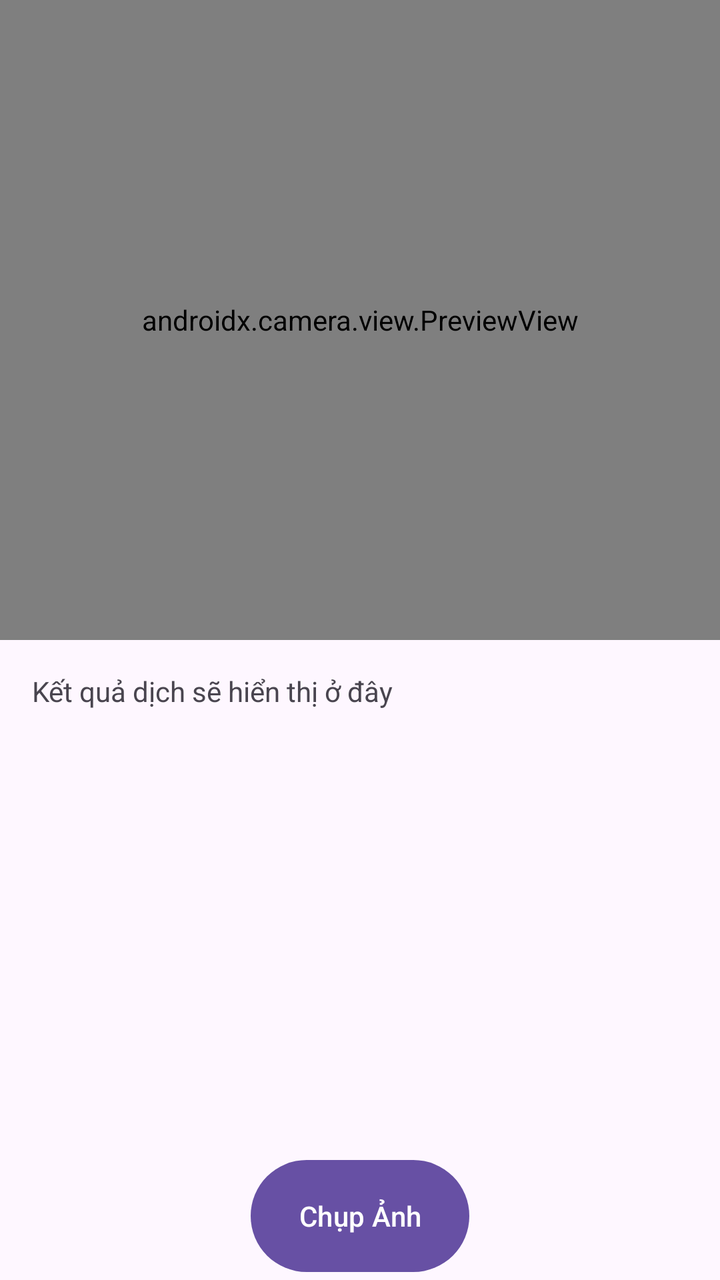
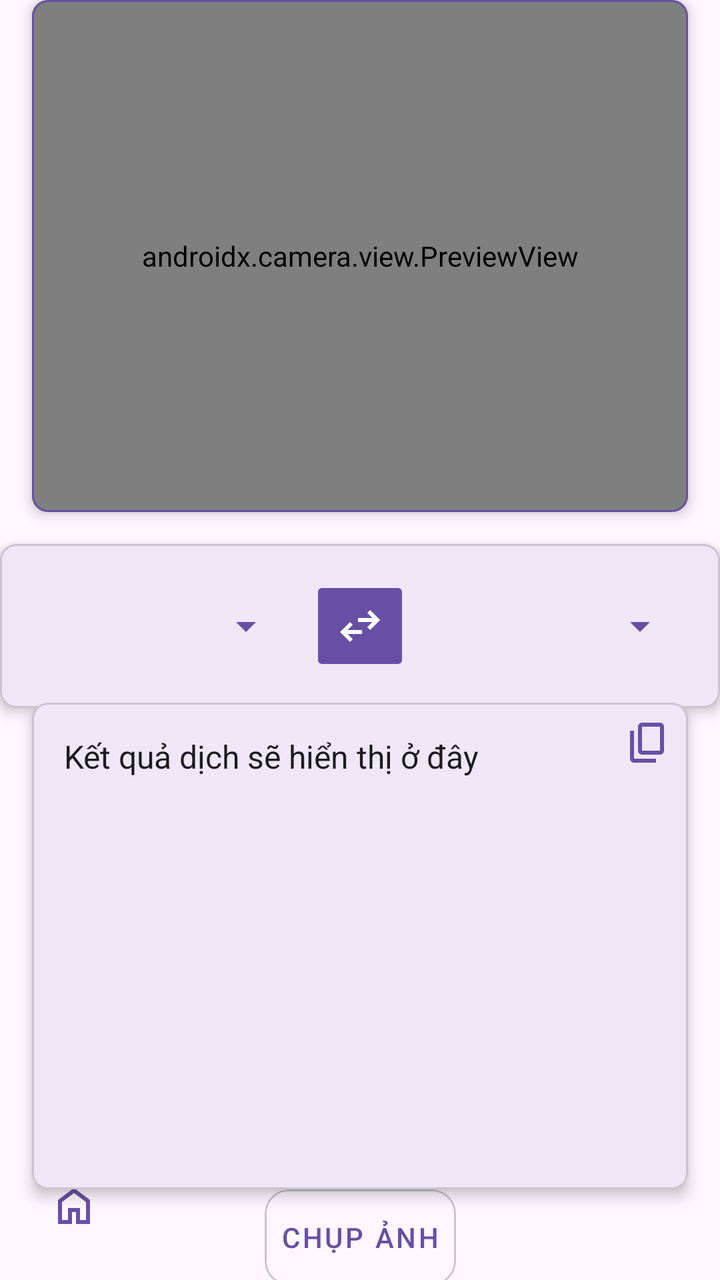

Compare the two renders of this Android layout. The source of the first and the diff that turns it into the second are given below.
<!-- AndroidManifest.xml: application theme Theme.TranslationApp -->
<!-- res/layout/activity_camera.xml -->
<androidx.constraintlayout.widget.ConstraintLayout
    xmlns:android="http://schemas.android.com/apk/res/android"
    xmlns:app="http://schemas.android.com/apk/res-auto"
    xmlns:tools="http://schemas.android.com/tools"
    android:id="@+id/main"
    android:layout_width="match_parent"
    android:layout_height="match_parent"
    tools:context=".CameraActivity">


    <androidx.camera.view.PreviewView
        android:id="@+id/camera_preview"
        android:layout_width="0dp"
        android:layout_height="0dp"
        app:layout_constraintWidth_default="percent"
        app:layout_constraintWidth_percent="1"
        app:layout_constraintHeight_default="percent"
        app:layout_constraintHeight_percent="0.5"
        app:layout_constraintTop_toTopOf="parent"
        app:layout_constraintStart_toStartOf="parent"
        app:layout_constraintEnd_toEndOf="parent" />


    <ScrollView
        android:id="@+id/scrollView"
        android:layout_width="0dp"
        android:layout_height="0dp"
        android:fillViewport="true"
        app:layout_constraintWidth_default="percent"
        app:layout_constraintWidth_percent="1"
        app:layout_constraintHeight_default="percent"
        app:layout_constraintHeight_percent="0.4"
        app:layout_constraintTop_toBottomOf="@id/camera_preview"
        app:layout_constraintStart_toStartOf="parent"
        app:layout_constraintEnd_toEndOf="parent">

        <TextView
            android:id="@+id/translationResult"
            android:layout_width="match_parent"
            android:layout_height="wrap_content"
            android:padding="16dp"
            android:text="Kết quả dịch sẽ hiển thị ở đây" />
    </ScrollView>

    
    <Button
        android:id="@+id/button_capture"
        android:layout_width="wrap_content"
        android:layout_height="0dp"
        android:text="Chụp Ảnh"
        app:layout_constraintHeight_default="percent"
        app:layout_constraintHeight_percent="0.1"
        app:layout_constraintBottom_toBottomOf="parent"
        app:layout_constraintStart_toStartOf="parent"
        app:layout_constraintEnd_toEndOf="parent"
        app:layout_constraintTop_toBottomOf="@id/scrollView" />

</androidx.constraintlayout.widget.ConstraintLayout>
<!-- resources referenced by this layout -->
<resources>
  <style name="Theme.TranslationApp" parent="Base.Theme.TranslationApp" />
  <style name="Base.Theme.TranslationApp" parent="Theme.Material3.DayNight.NoActionBar">
          
          
      </style>
</resources>

<!-- the commit's change to res/layout/activity_camera.xml (unified diff, before → after) -->
@@ -7,52 +7,153 @@
     android:layout_height="match_parent"
     tools:context=".CameraActivity">
 
-
-    <androidx.camera.view.PreviewView
-        android:id="@+id/camera_preview"
+    
+    <com.google.android.material.card.MaterialCardView
+        android:id="@+id/card_image_preview"
         android:layout_width="0dp"
         android:layout_height="0dp"
-        app:layout_constraintWidth_default="percent"
-        app:layout_constraintWidth_percent="1"
-        app:layout_constraintHeight_default="percent"
-        app:layout_constraintHeight_percent="0.5"
+        android:layout_marginStart="16dp"
+        android:layout_marginEnd="16dp"
+        app:cardCornerRadius="8dp"
+        app:cardElevation="4dp"
+        app:layout_constraintEnd_toEndOf="parent"
+        app:layout_constraintHeight_percent="0.4"
+        app:layout_constraintStart_toStartOf="parent"
         app:layout_constraintTop_toTopOf="parent"
-        app:layout_constraintStart_toStartOf="parent"
-        app:layout_constraintEnd_toEndOf="parent" />
+        app:layout_constraintBottom_toTopOf="@id/language_card"
+        app:strokeColor="?attr/colorPrimary"
+        app:strokeWidth="1dp">
 
+        <androidx.camera.view.PreviewView
+            android:id="@+id/camera_preview"
+            android:layout_width="match_parent"
+            android:layout_height="match_parent"
+            android:elevation="4dp"/>
 
-    <ScrollView
-        android:id="@+id/scrollView"
-        android:layout_width="0dp"
-        android:layout_height="0dp"
-        android:fillViewport="true"
-        app:layout_constraintWidth_default="percent"
-        app:layout_constraintWidth_percent="1"
-        app:layout_constraintHeight_default="percent"
-        app:layout_constraintHeight_percent="0.4"
-        app:layout_constraintTop_toBottomOf="@id/camera_preview"
+    </com.google.android.material.card.MaterialCardView>
+
+    <com.google.android.material.card.MaterialCardView
+        android:id="@+id/language_card"
+        android:layout_width="match_parent"
+        android:layout_height="wrap_content"
+        app:cardCornerRadius="8dp"
+        app:cardElevation="4dp"
+        android:layout_marginTop="16dp"
+        app:layout_constraintTop_toBottomOf="@id/card_image_preview"
         app:layout_constraintStart_toStartOf="parent"
         app:layout_constraintEnd_toEndOf="parent">
 
-        <TextView
-            android:id="@+id/translationResult"
+        <LinearLayout
+            android:id="@+id/linearLayout2"
             android:layout_width="match_parent"
             android:layout_height="wrap_content"
-            android:padding="16dp"
-            android:text="Kết quả dịch sẽ hiển thị ở đây" />
-    </ScrollView>
+            android:orientation="horizontal"
+            android:gravity="center"
+            android:padding="16dp">
+
+            
+            <Spinner
+                android:id="@+id/source_language_spinner"
+                android:layout_width="0dp"
+                android:layout_height="wrap_content"
+                android:layout_weight="1"
+                android:padding="8dp"
+                android:layout_marginEnd="8dp"
+                android:backgroundTint="?attr/colorPrimary" />
+
+            
+            <ImageButton
+                android:id="@+id/button_swap_languages"
+                android:layout_width="50dp"
+                android:layout_height="50dp"
+                android:backgroundTint="?attr/colorPrimary"
+                android:src="@drawable/ic_swap"
+                android:contentDescription="Swap Languages"
+                app:tint="@color/white" />
+
+            
+            <Spinner
+                android:id="@+id/target_language_spinner"
+                android:layout_width="0dp"
+                android:layout_height="wrap_content"
+                android:layout_weight="1"
+                android:padding="8dp"
+                android:layout_marginStart="8dp"
+                android:backgroundTint="?attr/colorPrimary" />
+        </LinearLayout>
+    </com.google.android.material.card.MaterialCardView>
+
+    <com.google.android.material.card.MaterialCardView
+        android:id="@+id/translation_card"
+        android:layout_width="0dp"
+        android:layout_height="0dp"
+        android:layout_marginEnd="16dp"
+        android:layout_marginStart="16dp"
+        app:cardElevation="4dp"
+        app:cardCornerRadius="8dp"
+        app:layout_constraintTop_toBottomOf="@id/language_card"
+        app:layout_constraintStart_toStartOf="parent"
+        app:layout_constraintEnd_toEndOf="parent"
+        app:layout_constraintBottom_toTopOf="@id/button_capture_card"
+        app:layout_constraintHeight_default="percent"
+        app:layout_constraintHeight_percent="0.38">
+
+        <ScrollView
+            android:id="@+id/scrollView"
+            android:layout_width="match_parent"
+            android:layout_height="wrap_content"
+            android:fillViewport="true">
+
+            <TextView
+                android:id="@+id/translationResult"
+                android:layout_width="match_parent"
+                android:layout_height="wrap_content"
+                android:padding="16dp"
+                android:text="Kết quả dịch sẽ hiển thị ở đây"
+                android:textColor="?attr/colorOnSurface"
+                android:textSize="16sp" />
+        </ScrollView>
+        <ImageButton
+            android:id="@+id/button_copy"
+            android:layout_width="40dp"
+            android:layout_height="40dp"
+            android:src="@drawable/ic_copy"
+            android:background="?attr/selectableItemBackgroundBorderless"
+            app:tint="?attr/colorPrimary"
+            android:layout_gravity="end">
+
+        </ImageButton>
+
+    </com.google.android.material.card.MaterialCardView>
 
     
-    <Button
-        android:id="@+id/button_capture"
+    <com.google.android.material.card.MaterialCardView
+        android:id="@+id/button_capture_card"
         android:layout_width="wrap_content"
-        android:layout_height="0dp"
-        android:text="Chụp Ảnh"
-        app:layout_constraintHeight_default="percent"
-        app:layout_constraintHeight_percent="0.1"
+        android:layout_height="wrap_content"
         app:layout_constraintBottom_toBottomOf="parent"
         app:layout_constraintStart_toStartOf="parent"
         app:layout_constraintEnd_toEndOf="parent"
-        app:layout_constraintTop_toBottomOf="@id/scrollView" />
+        app:layout_constraintTop_toBottomOf="@id/translation_card"
+        >
 
+        <com.google.android.material.button.MaterialButton
+            android:id="@+id/button_capture"
+            style="@style/Widget.MaterialComponents.Button.TextButton"
+            android:layout_width="match_parent"
+            android:layout_height="match_parent"
+            android:text="Chụp Ảnh" />
+    </com.google.android.material.card.MaterialCardView>
+
+    <ImageButton
+        android:id="@+id/button_home"
+        android:layout_margin="12dp"
+        android:layout_width="50dp"
+        android:layout_height="50dp"
+        android:background="?attr/selectableItemBackgroundBorderless"
+        android:contentDescription="Upload Image"
+        android:src="@drawable/ic_home"
+        app:layout_constraintBottom_toBottomOf="parent"
+        app:layout_constraintStart_toStartOf="parent"
+        app:tint="?attr/colorPrimary" />
 </androidx.constraintlayout.widget.ConstraintLayout>
<!-- resource entries referenced after the edit -->
@@ -1,5 +1,36 @@
 <!-- resources referenced by this layout -->
 <resources>
+  <color name="white">#FFFFFFFF</color>
+  <!-- drawable ic_copy (drawable) -->
+  <vector xmlns:android="http://schemas.android.com/apk/res/android"
+      android:width="24dp"
+      android:height="24dp"
+      android:viewportWidth="960"
+      android:viewportHeight="960">
+    <path
+        android:pathData="M360,720q-33,0 -56.5,-23.5T280,640v-480q0,-33 23.5,-56.5T360,80h360q33,0 56.5,23.5T800,160v480q0,33 -23.5,56.5T720,720L360,720ZM360,640h360v-480L360,160v480ZM200,880q-33,0 -56.5,-23.5T120,800v-560h80v560h440v80L200,880ZM360,640v-480,480Z"
+        android:fillColor="#373737"/>
+  </vector>
+  <!-- drawable ic_home (drawable) -->
+  <vector xmlns:android="http://schemas.android.com/apk/res/android"
+      android:width="24dp"
+      android:height="24dp"
+      android:viewportWidth="960"
+      android:viewportHeight="960">
+    <path
+        android:pathData="M240,760h120v-240h240v240h120v-360L480,220 240,400v360ZM160,840v-480l320,-240 320,240v480L520,840v-240h-80v240L160,840ZM480,490Z"
+        android:fillColor="#e8eaed"/>
+  </vector>
+  <!-- drawable ic_swap (drawable) -->
+  <vector xmlns:android="http://schemas.android.com/apk/res/android"
+      android:width="24dp"
+      android:height="24dp"
+      android:viewportWidth="960"
+      android:viewportHeight="960">
+    <path
+        android:pathData="M280,800 L80,600l200,-200 56,57 -103,103h287v80L233,640l103,103 -56,57ZM680,560 L624,503 727,400L440,400v-80h287L624,217l56,-57 200,200 -200,200Z"
+        android:fillColor="#e8eaed"/>
+  </vector>
   <style name="Theme.TranslationApp" parent="Base.Theme.TranslationApp" />
   <style name="Base.Theme.TranslationApp" parent="Theme.Material3.DayNight.NoActionBar">
           
